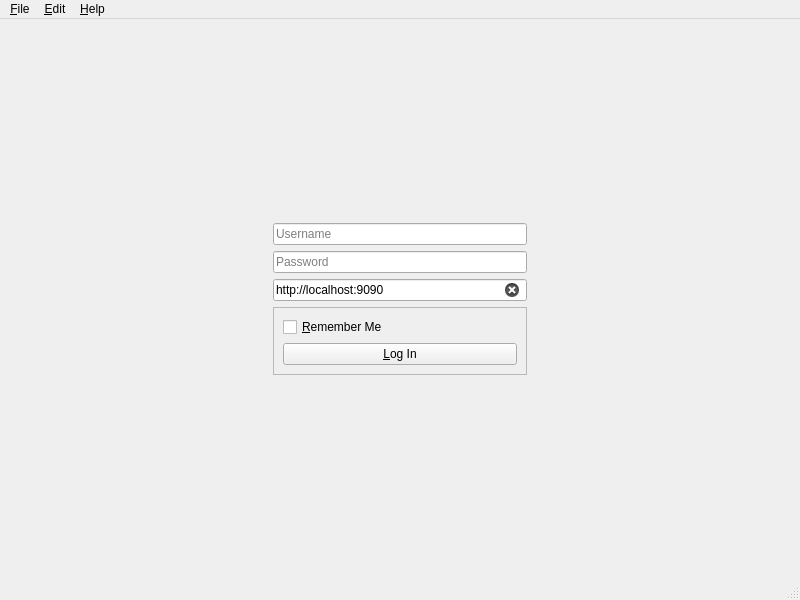
Before: the Qt Designer form app/Client/MainWindow/forms/main.ui in deskos-xp/MyMoneyMaker, drawn with Qt 5.
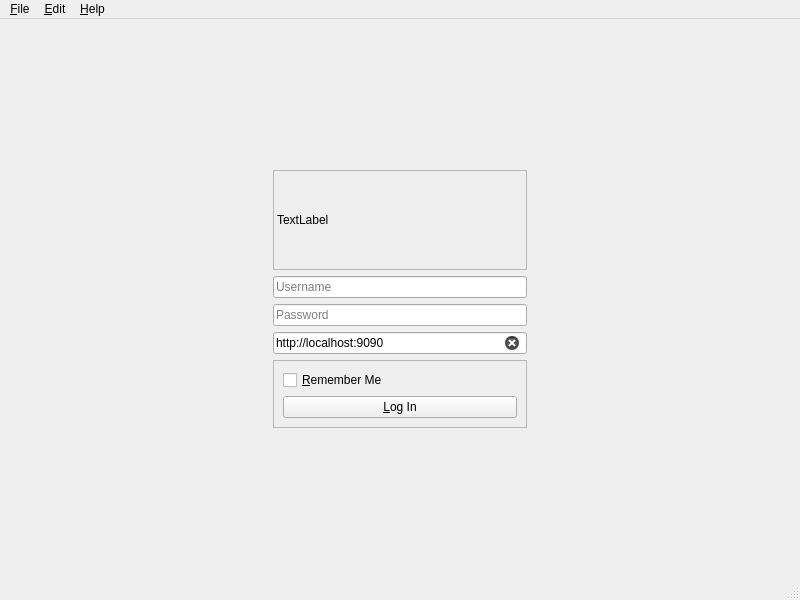
After: the same form once the commit is applied.

The edit to the form file:
```diff
--- a/app/Client/MainWindow/forms/main.ui
+++ b/app/Client/MainWindow/forms/main.ui
@@ -64,61 +64,20 @@
        <layout class="QGridLayout" name="gridLayout_4">
         <item row="0" column="0">
          <layout class="QGridLayout" name="gridLayout_3">
-          <item row="5" column="1">
-           <widget class="QLineEdit" name="host">
-            <property name="toolTip">
-             <string>host address where the api resides</string>
-            </property>
-            <property name="text">
-             <string>http://localhost:9090</string>
-            </property>
-            <property name="dragEnabled">
-             <bool>true</bool>
-            </property>
-            <property name="placeholderText">
-             <string>http://localhost:5000</string>
-            </property>
-            <property name="clearButtonEnabled">
-             <bool>true</bool>
-            </property>
-           </widget>
-          </item>
-          <item row="3" column="0">
-           <spacer name="horizontalSpacer">
+          <item row="2" column="1">
+           <spacer name="verticalSpacer">
             <property name="orientation">
-             <enum>Qt::Horizontal</enum>
+             <enum>Qt::Vertical</enum>
             </property>
             <property name="sizeHint" stdset="0">
              <size>
-              <width>40</width>
-              <height>20</height>
+              <width>20</width>
+              <height>40</height>
              </size>
             </property>
            </spacer>
           </item>
-          <item row="4" column="1">
-           <widget class="QLineEdit" name="password">
-            <property name="toolTip">
-             <string>account password</string>
-            </property>
-            <property name="text">
-             <string/>
-            </property>
-            <property name="echoMode">
-             <enum>QLineEdit::PasswordEchoOnEdit</enum>
-            </property>
-            <property name="dragEnabled">
-             <bool>true</bool>
-            </property>
-            <property name="placeholderText">
-             <string>Password</string>
-            </property>
-            <property name="clearButtonEnabled">
-             <bool>true</bool>
-            </property>
-           </widget>
-          </item>
-          <item row="6" column="1">
+          <item row="7" column="1">
            <widget class="QFrame" name="frame">
             <property name="minimumSize">
              <size>
@@ -156,7 +115,7 @@
             </layout>
            </widget>
           </item>
-          <item row="3" column="1">
+          <item row="4" column="1">
            <widget class="QLineEdit" name="username">
             <property name="toolTip">
              <string>account user</string>
@@ -175,7 +134,7 @@
             </property>
            </widget>
           </item>
-          <item row="3" column="2">
+          <item row="4" column="2">
            <spacer name="horizontalSpacer_2">
             <property name="orientation">
              <enum>Qt::Horizontal</enum>
@@ -188,7 +147,7 @@
             </property>
            </spacer>
           </item>
-          <item row="7" column="1">
+          <item row="8" column="1">
            <spacer name="verticalSpacer_3">
             <property name="orientation">
              <enum>Qt::Vertical</enum>
@@ -201,19 +160,88 @@
             </property>
            </spacer>
           </item>
-          <item row="2" column="1">
-           <spacer name="verticalSpacer">
+          <item row="4" column="0">
+           <spacer name="horizontalSpacer">
             <property name="orientation">
-             <enum>Qt::Vertical</enum>
+             <enum>Qt::Horizontal</enum>
             </property>
             <property name="sizeHint" stdset="0">
              <size>
-              <width>20</width>
-              <height>40</height>
+              <width>40</width>
+              <height>20</height>
              </size>
             </property>
            </spacer>
           </item>
+          <item row="5" column="1">
+           <widget class="QLineEdit" name="password">
+            <property name="toolTip">
+             <string>account password</string>
+            </property>
+            <property name="text">
+             <string/>
+            </property>
+            <property name="echoMode">
+             <enum>QLineEdit::PasswordEchoOnEdit</enum>
+            </property>
+            <property name="dragEnabled">
+             <bool>true</bool>
+            </property>
+            <property name="placeholderText">
+             <string>Password</string>
+            </property>
+            <property name="clearButtonEnabled">
+             <bool>true</bool>
+            </property>
+           </widget>
+          </item>
+          <item row="6" column="1">
+           <widget class="QLineEdit" name="host">
+            <property name="toolTip">
+             <string>host address where the api resides</string>
+            </property>
+            <property name="text">
+             <string>http://localhost:9090</string>
+            </property>
+            <property name="dragEnabled">
+             <bool>true</bool>
+            </property>
+            <property name="placeholderText">
+             <string>http://localhost:5000</string>
+            </property>
+            <property name="clearButtonEnabled">
+             <bool>true</bool>
+            </property>
+           </widget>
+          </item>
+          <item row="3" column="1">
+           <widget class="QLabel" name="logo">
+            <property name="minimumSize">
+             <size>
+              <width>177</width>
+              <height>100</height>
+             </size>
+            </property>
+            <property name="maximumSize">
+             <size>
+              <width>356</width>
+              <height>250</height>
+             </size>
+            </property>
+            <property name="frameShape">
+             <enum>QFrame::StyledPanel</enum>
+            </property>
+            <property name="frameShadow">
+             <enum>QFrame::Sunken</enum>
+            </property>
+            <property name="text">
+             <string>TextLabel</string>
+            </property>
+            <property name="scaledContents">
+             <bool>true</bool>
+            </property>
+           </widget>
+          </item>
          </layout>
         </item>
        </layout>
@@ -228,7 +256,7 @@
      <x>0</x>
      <y>0</y>
      <width>800</width>
-     <height>30</height>
+     <height>32</height>
     </rect>
    </property>
    <widget class="QMenu" name="menu_File">
```
